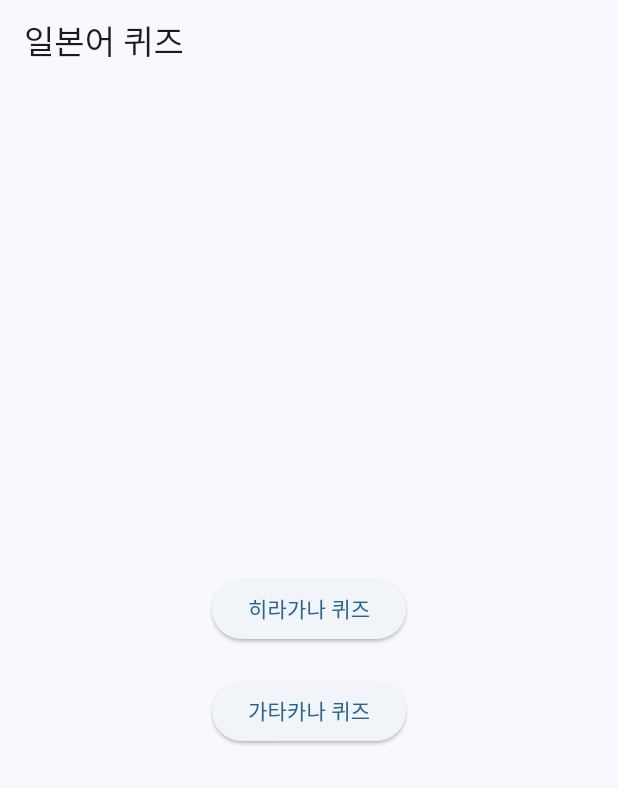
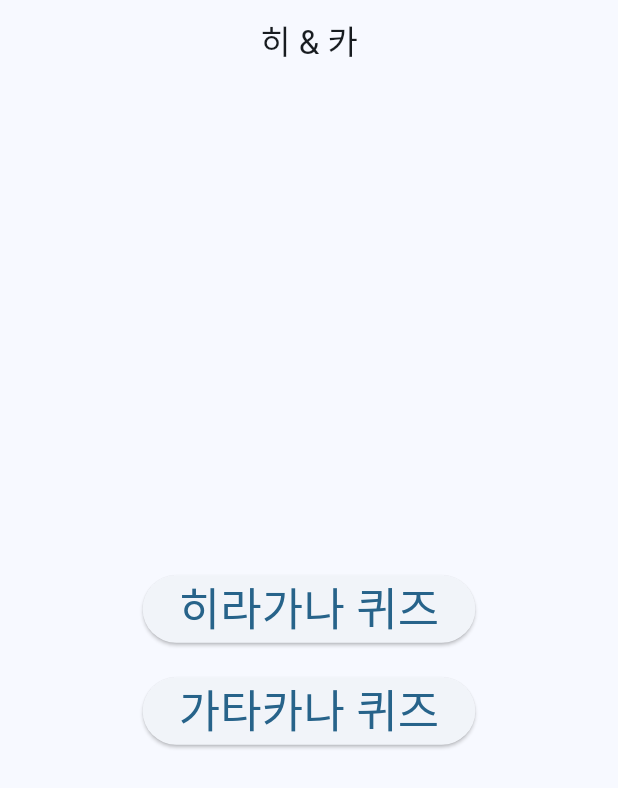
Before and after one commit to M1NiDRAG0N/Hika-flutter, a Flutter app: the screen it shows after launch, on a phone screen of 412 x 824 dp. Shown: the top 788 px of the screen. Run offline on Flutter 3.47's test engine with Material 3 defaults, Android fonts, the phone set to English and light mode, and no system bars.

Commit message:
- modify design - source clean

```diff
--- /dev/null
+++ b/lib/data/const.dart
@@ -0,0 +1,27 @@
+// 히라가나
+final hiraganaMap = {
+  'あ': '아', 'い': '이', 'う': '우', 'え': '에', 'お': '오',
+  'か': '카', 'き': '키', 'く': '쿠', 'け': '케', 'こ': '코',
+  'さ': '사', 'し': '시', 'す': '스', 'せ': '세', 'そ': '소',
+  'た': '타', 'ち': '치', 'つ': '츠', 'て': '테', 'と': '토',
+  'な': '나', 'に': '니', 'ぬ': '누', 'ね': '네', 'の': '노',
+  'は': '하', 'ひ': '히', 'ふ': '후', 'へ': '헤', 'ほ': '호',
+  'ま': '마', 'み': '미', 'む': '무', 'め': '메', 'も': '모',
+  'や': '야', 'ゆ': '유', 'よ': '요',
+  'ら': '라', 'り': '리', 'る': '루', 'れ': '레', 'ろ': '로',
+  'わ': '와', 'を': '오', 'ん': '응',
+};
+
+// 가타카나
+final katakanaMap = {
+  'ア': '아', 'イ': '이', 'ウ': '우', 'エ': '에', 'オ': '오',
+  'カ': '카', 'キ': '키', 'ク': '쿠', 'ケ': '케', 'コ': '코',
+  'サ': '사', 'シ': '시', 'ス': '스', 'セ': '세', 'ソ': '소',
+  'タ': '타', 'チ': '치', 'ツ': '츠', 'テ': '테', 'ト': '토',
+  'ナ': '나', 'ニ': '니', 'ヌ': '누', 'ネ': '네', 'ノ': '노',
+  'ハ': '하', 'ヒ': '히', 'フ': '후', 'ヘ': '헤', 'ホ': '호',
+  'マ': '마', 'ミ': '미', 'ム': '무', 'メ': '메', 'モ': '모',
+  'ヤ': '야', 'ユ': '유', 'ヨ': '요',
+  'ラ': '라', 'リ': '리', 'ル': '루', 'レ': '레', 'ロ': '로',
+  'ワ': '와', 'ヲ': '오', 'ン': '응',
+};
--- a/lib/main.dart
+++ b/lib/main.dart
@@ -1,5 +1,5 @@
 import 'package:flutter/material.dart';
-import 'view/mainComponent.dart';
+import 'view/home.dart';
 
 void main() {
   runApp(const MyApp());
@@ -16,7 +16,7 @@ class MyApp extends StatelessWidget {
       theme: ThemeData(
         colorScheme: ColorScheme.fromSeed(seedColor: Colors.lightBlue),
       ),
-      home: const HomePage(),
+      home: const home(),
     );
   }
 }
--- a/lib/view/mainComponent.dart
+++ b/lib/view/home.dart
@@ -1,26 +1,32 @@
 import 'package:flutter/material.dart';
 import 'setting.dart';
-// import 'data.dart';
+import '../data/const.dart';
 
-class HomePage extends StatelessWidget {
-  const HomePage({super.key});
+class home extends StatelessWidget {
+  const home({super.key});
 
   @override
   Widget build(BuildContext context) {
     return Scaffold(
-      appBar: AppBar(title: const Text("일본어 퀴즈")),
+      appBar: AppBar(
+        title: const Text("히 & 카")
+        , centerTitle: true,
+      ),
       body: Center(
         child: Column(
           mainAxisAlignment: MainAxisAlignment.center,
           children: [
             ElevatedButton(
-              child: const Text("히라가나 퀴즈"),
+              child: const Text(
+                "히라가나 퀴즈"
+                , style: TextStyle(fontSize: 30),
+              ),
               onPressed: () {
                 Navigator.push(
                   context,
                   MaterialPageRoute(
                     builder: (_) => SettingPage(
-                      kanaMap: {},
+                      kanaMap: hiraganaMap,
                       title: "히라가나",
                     ),
                   ),
@@ -29,13 +35,16 @@ class HomePage extends StatelessWidget {
             ),
             const SizedBox(height: 20),
             ElevatedButton(
-              child: const Text("가타카나 퀴즈"),
+              child: const Text(
+                 "가타카나 퀴즈"
+                , style: TextStyle(fontSize: 30),
+              ),
               onPressed: () {
                 Navigator.push(
                   context,
                   MaterialPageRoute(
                     builder: (_) => SettingPage(
-                      kanaMap: {},
+                      kanaMap: katakanaMap,
                       title: "가타카나",
                     ),
                   ),
--- a/lib/view/quiz.dart
+++ b/lib/view/quiz.dart
@@ -115,7 +115,7 @@ class _QuizPageState extends State<QuizPage> {
         child: Column(
           mainAxisAlignment: MainAxisAlignment.center,
           children: [
-            Text(kanaToKorean ? kana : korean, style: const TextStyle(fontSize: 64)),
+            Text(kanaToKorean ? kana : korean, style: const TextStyle(fontSize: 200)),
             TextField(
               controller: controller,
               decoration: InputDecoration(
@@ -128,7 +128,7 @@ class _QuizPageState extends State<QuizPage> {
             const SizedBox(height: 20),
             Text(feedback, style: const TextStyle(fontSize: 18)),
             const SizedBox(height: 20),
-            Text("점수: $score"),
+            Text("점수: $score", style: const TextStyle(fontSize: 20)),
           ],
         ),
       ),
--- a/lib/view/setting.dart
+++ b/lib/view/setting.dart
@@ -20,9 +20,10 @@ class _SettingPageState extends State<SettingPage> {
   Widget build(BuildContext context) {
     return Scaffold(
       appBar: AppBar(title: Text("${widget.title} 설정")),
-      body: Padding(
-        padding: const EdgeInsets.all(20),
+      body: Center(
+        // padding: const EdgeInsets.all(20),
         child: Column(
+          mainAxisAlignment: MainAxisAlignment.center,
           children: [
             const Text("문제 개수", style: TextStyle(fontSize: 18)),
             DropdownButton<int>(
```
Also changed, not shown: 1 other file.
